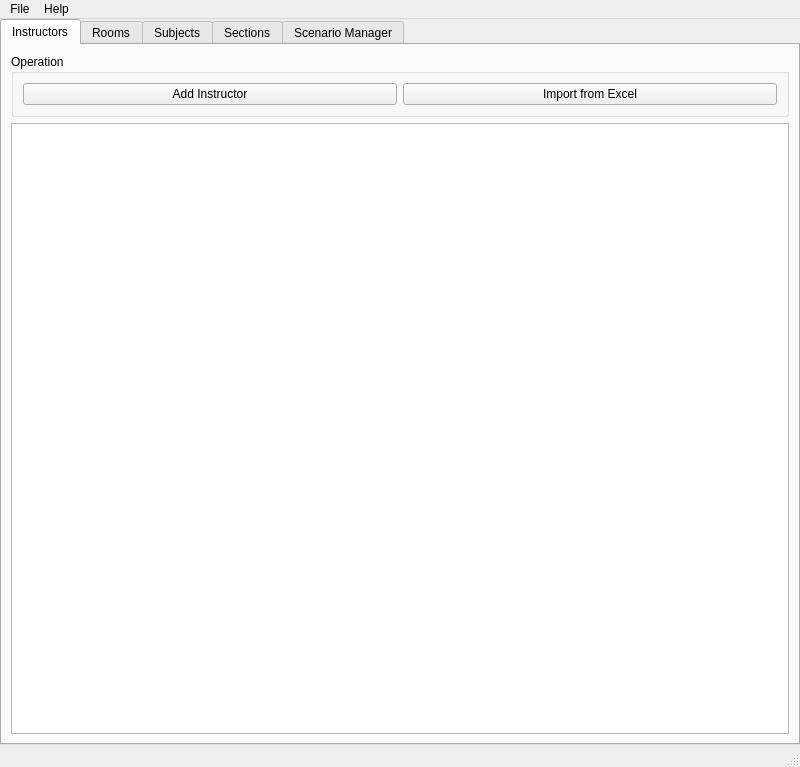
The window that qt_ui/main.ui (NeuralInsight/UniversityAutoClassScheduler) describes before a commit, drawn with Qt 5.
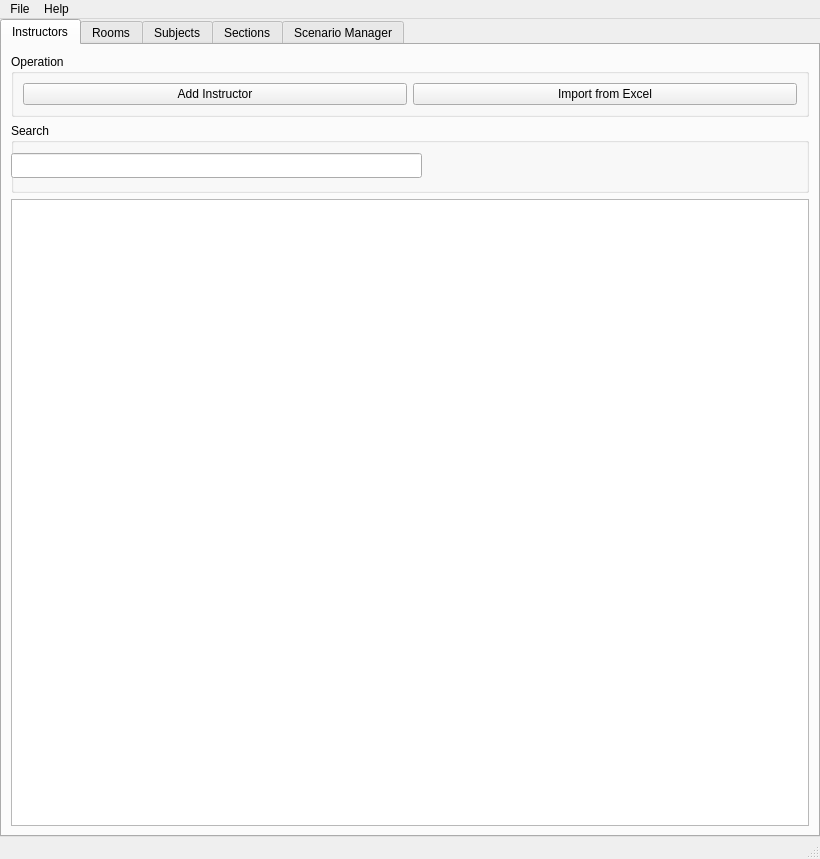
The same window after the commit. The open tabs and pages were chosen to show the change.

Commit message: Search into TreeView

What changed in the file:
```diff
--- a/qt_ui/main.ui
+++ b/qt_ui/main.ui
@@ -9,8 +9,8 @@
    <rect>
     <x>0</x>
     <y>0</y>
-    <width>800</width>
-    <height>767</height>
+    <width>820</width>
+    <height>859</height>
    </rect>
   </property>
   <property name="sizePolicy">
@@ -109,7 +109,62 @@
          </widget>
         </item>
         <item>
-         <widget class="QTreeView" name="treeInstr"/>
+         <widget class="QGroupBox" name="groupBox_10">
+          <property name="sizePolicy">
+           <sizepolicy hsizetype="Preferred" vsizetype="Preferred">
+            <horstretch>0</horstretch>
+            <verstretch>0</verstretch>
+           </sizepolicy>
+          </property>
+          <property name="minimumSize">
+           <size>
+            <width>10</width>
+            <height>70</height>
+           </size>
+          </property>
+          <property name="title">
+           <string>Search</string>
+          </property>
+          <widget class="QLineEdit" name="txtEditInsSearch">
+           <property name="geometry">
+            <rect>
+             <x>0</x>
+             <y>30</y>
+             <width>411</width>
+             <height>25</height>
+            </rect>
+           </property>
+          </widget>
+          <widget class="QLabel" name="lblInsSearch">
+           <property name="geometry">
+            <rect>
+             <x>580</x>
+             <y>40</y>
+             <width>67</width>
+             <height>17</height>
+            </rect>
+           </property>
+           <property name="text">
+            <string/>
+           </property>
+          </widget>
+         </widget>
+        </item>
+        <item>
+         <widget class="QTreeView" name="treeInstr">
+          <property name="enabled">
+           <bool>true</bool>
+          </property>
+          <property name="sizePolicy">
+           <sizepolicy hsizetype="Expanding" vsizetype="Expanding">
+            <horstretch>0</horstretch>
+            <verstretch>0</verstretch>
+           </sizepolicy>
+          </property>
+          <property name="frameShape">
+           <enum>QFrame::StyledPanel</enum>
+          </property>
+         </widget>
         </item>
        </layout>
       </widget>
@@ -660,7 +715,7 @@
     <rect>
      <x>0</x>
      <y>0</y>
-     <width>800</width>
+     <width>820</width>
      <height>22</height>
     </rect>
    </property>
```
Left out of the diff: 2 changed lines with no effect on the pictures. The commit also changes 3 other files.
